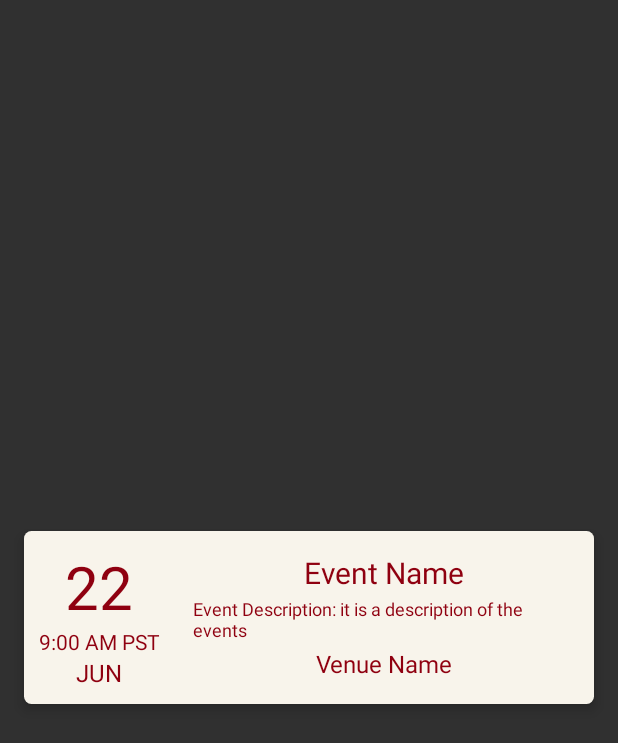
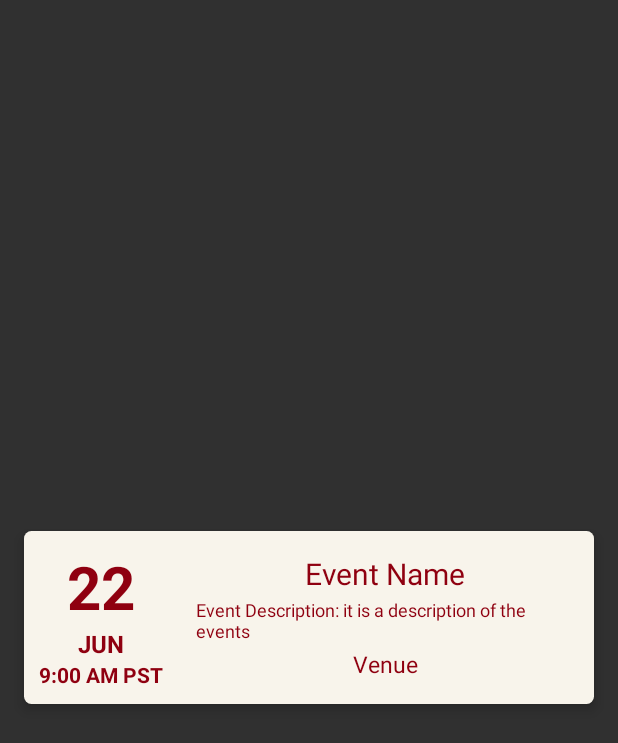
Before and after one commit to ayyappasamaaj/tattvamasi-android, an Android app: the layout event_row_item.xml on its own in the app's theme, with its tools: preview values and no code run, on a phone screen of 412 x 824 dp. Shown: the top 743 px of the screen. Run offline under Robolectric (Android 15) with nearby library versions, the phone set to English and light mode, and no system bars.

Commit message:
Issues fixed - Some pdfs are not loading (ex. Sastha varugirar)
- Time is wrong in events

- Event title truncated

```diff
--- a/Tattvamasi/app/build.gradle
+++ b/Tattvamasi/app/build.gradle
@@ -5,7 +5,7 @@ android {
         enabled = true
     }
     compileSdkVersion 26
-    buildToolsVersion '27.0.3'
+    buildToolsVersion '28.0.2'
     defaultConfig {
         applicationId "com.ayyappasamaaj.tattvamasi"
         minSdkVersion 16
--- a/Tattvamasi/app/src/main/java/com/ayyappasamaaj/tattvamasi/model/Event.java
+++ b/Tattvamasi/app/src/main/java/com/ayyappasamaaj/tattvamasi/model/Event.java
@@ -52,7 +52,7 @@ public class Event {
         Log.d("Event", "Event date = "+date);
         // from date set month, day
         Calendar calendar = Calendar.getInstance();
-        calendar.setTimeInMillis(date);
+        calendar.setTimeInMillis(date * 1000);
         calendar.setTimeZone(TimeZone.getTimeZone("America/Santiago"));
 
         // set month
@@ -64,8 +64,8 @@ public class Event {
         setDay(String.valueOf(day));
 
         // set time
-        String amPm = new SimpleDateFormat("HH:mm aa").format(calendar.getTimeInMillis());
-        setTime(amPm+" PST");
+        String amPm = new SimpleDateFormat("hh:mm aa").format(calendar.getTimeInMillis());
+        setTime(amPm);
     }
 
     public String getDesc() {
--- a/Tattvamasi/app/src/main/java/com/ayyappasamaaj/tattvamasi/view/ArticlesActivity.java
+++ b/Tattvamasi/app/src/main/java/com/ayyappasamaaj/tattvamasi/view/ArticlesActivity.java
@@ -91,6 +91,7 @@ public class ArticlesActivity extends AppCompatActivity implements ListRowAdapte
                     mAdapter.notifyDataSetChanged();
 
                     Log.d(TAG, "ListItem Name = "+ listItem.getItemTitle());
+                    Log.d(TAG, "ListItem URL = "+ listItem.getFileUrl());
                     Log.d(TAG, "size = "+ articlesList.size());
                 }
             }
--- a/Tattvamasi/app/src/main/res/layout/event_row_item.xml
+++ b/Tattvamasi/app/src/main/res/layout/event_row_item.xml
@@ -43,7 +43,19 @@
                 android:text="@{event.day}"
                 android:textColor="@color/colorText"
                 android:textSize="40sp"
-                tools:text="22"/>
+                android:textStyle="bold"
+                tools:text="22" />
+
+            <TextView
+                android:id="@+id/month"
+                android:layout_width="wrap_content"
+                android:layout_height="wrap_content"
+                android:maxLength="3"
+                android:text="@{event.month}"
+                android:textColor="@color/colorText"
+                android:textSize="16sp"
+                android:textStyle="bold"
+                tools:text="JUNE" />
 
             <TextView
                 android:id="@+id/time"
@@ -52,17 +64,8 @@
                 android:text="@{event.time}"
                 android:textColor="@color/colorText"
                 android:textSize="14sp"
-                tools:text="9:00 AM PST"/>
-
-            <TextView
-                android:id="@+id/month"
-                android:layout_width="wrap_content"
-                android:layout_height="wrap_content"
-                android:text="@{event.month}"
-                android:maxLength="3"
-                android:textColor="@color/colorText"
-                android:textSize="16sp"
-                tools:text="JUNE"/>
+                android:textStyle="bold"
+                tools:text="9:00 AM PST" />
 
         </LinearLayout>
 
@@ -102,8 +105,8 @@
                 android:layout_height="wrap_content"
                 android:layout_margin="1dp"
                 android:textColor="@color/colorText"
-                android:textSize="16sp"
-                tools:text="Venue Name" />
+                android:textSize="15sp"
+                tools:text="Venue" />
         </LinearLayout>
     </LinearLayout>
     </android.support.v7.widget.CardView>
--- a/Tattvamasi/build.gradle
+++ b/Tattvamasi/build.gradle
@@ -6,7 +6,7 @@ buildscript {
         google()
     }
     dependencies {
-        classpath 'com.android.tools.build:gradle:3.1.1'
+        classpath 'com.android.tools.build:gradle:3.2.0'
 
         // NOTE: Do not place your application dependencies here; they belong
         // in the individual module build.gradle files
```
Also changed, not shown: Tattvamasi/app/src/main/java/com/ayyappasamaaj/tattvamasi/model/ListItem.java (+9 -0 lines), Tattvamasi/app/src/main/java/com/ayyappasamaaj/tattvamasi/model/ParentListItem.java (+0 -9 lines), Tattvamasi/app/src/main/java/com/ayyappasamaaj/tattvamasi/view/BhajansActivity.java (+4 -7 lines), Tattvamasi/app/src/main/java/com/ayyappasamaaj/tattvamasi/view/EventsActivity.java (+0 -11 lines), Tattvamasi/gradle/wrapper/gradle-wrapper.properties.
